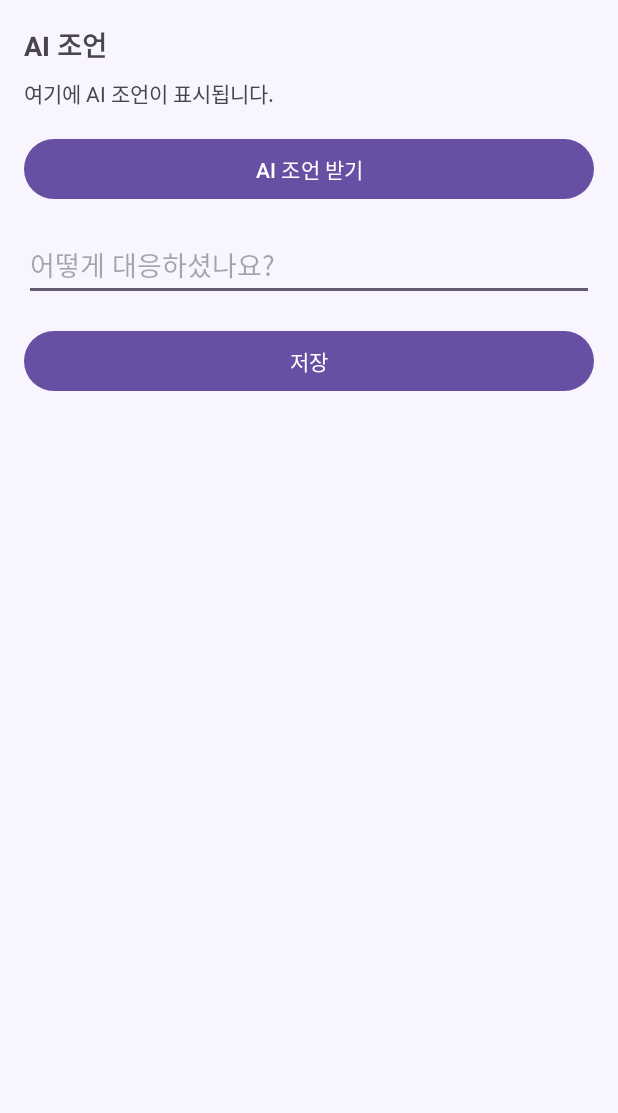
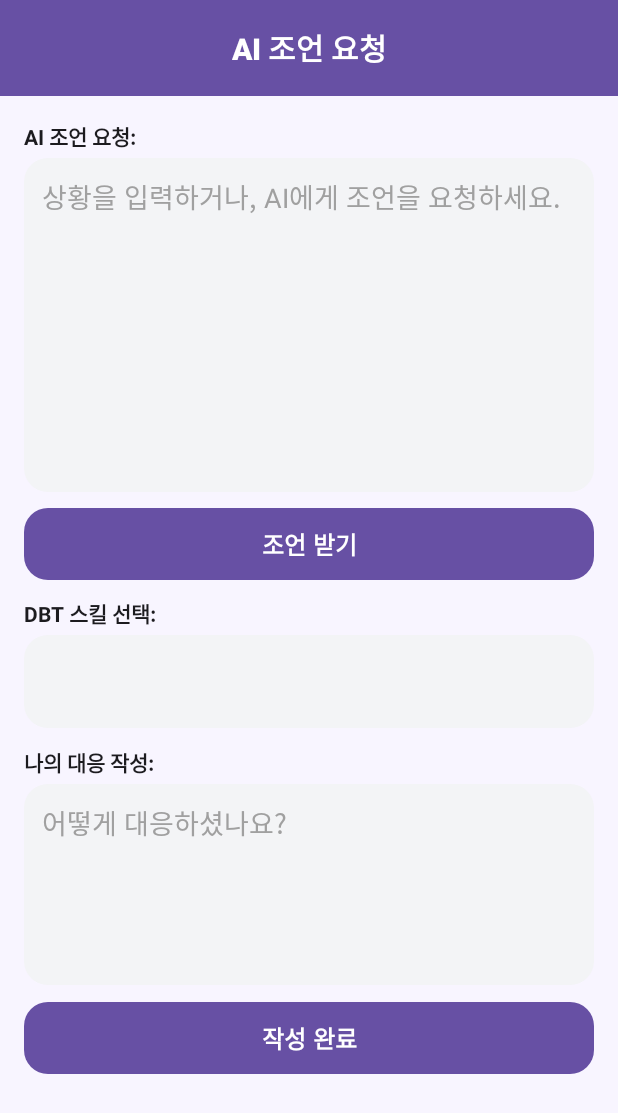
Before and after one commit to LeeSwallow/AndroidTermProject, an Android app: the AdviceActivity screen opened directly, with no data from a screen before it, on a phone screen of 412 x 824 dp. Shown: the top 1113 px of the screen. Run offline under Robolectric (Android 15) with nearby library versions, the phone set to English and light mode, and no system bars; our stand-ins replace Room's generated code; libraries missing offline, so code that uses them is left out: com.google.mlkit.common, com.google.mlkit.nl, org.tensorflow.lite; 1 statement that could not run was skipped.

Commit message:
[feat] 조언 파트 개발 완료

```diff
--- a/Android/app/src/main/res/layout/activity_advice.xml
+++ b/Android/app/src/main/res/layout/activity_advice.xml
@@ -1,44 +1,123 @@
 <?xml version="1.0" encoding="utf-8"?>
 <LinearLayout xmlns:android="http://schemas.android.com/apk/res/android"
+    xmlns:app="http://schemas.android.com/apk/res-auto"
     android:layout_width="match_parent"
     android:layout_height="match_parent"
     android:orientation="vertical"
-    android:padding="16dp">
+    android:background="@color/md_theme_light_background">
+
+    <!-- 상단 앱바 -->
+    <com.google.android.material.appbar.MaterialToolbar
+        android:id="@+id/topAppBar"
+        android:layout_width="match_parent"
+        android:layout_height="?attr/actionBarSize"
+        android:background="@color/md_theme_light_primary"
+        app:title="AI 조언 요청"
+        app:titleTextColor="@color/md_theme_light_onPrimary"
+        app:titleCentered="true"
+        app:titleTextAppearance="@style/Toolbar.TitleText"
+        android:elevation="4dp" />
+
+    <LinearLayout
+        android:layout_width="match_parent"
+        android:layout_height="0dp"
+        android:layout_weight="1"
+        android:orientation="vertical"
+        android:padding="16dp"
+        android:weightSum="7">
 
         <TextView
-        android:id="@+id/tvAdvicePrompt"
+            android:layout_width="wrap_content"
+            android:layout_height="wrap_content"
+            android:text="AI 조언 요청:"
+            android:textStyle="bold"
+            android:textColor="@color/md_theme_light_onBackground"
+            android:layout_marginBottom="4dp" />
+        <EditText
+            android:id="@+id/etAdvicePrompt"
             android:layout_width="match_parent"
-        android:layout_height="wrap_content"
-        android:text="AI 조언"
-        android:textSize="18sp"
-        android:textStyle="bold" />
+            android:layout_height="0dp"
+            android:layout_weight="2.5"
+            android:background="@drawable/bg_input_card"
+            android:hint="상황을 입력하거나, AI에게 조언을 요청하세요."
+            android:padding="12dp"
+            android:textColor="@color/input_card_text"
+            android:textColorHint="@color/input_card_hint"
+            android:gravity="top|start"
+            android:layout_marginBottom="8dp" />
 
-    <TextView
-        android:id="@+id/tvAdviceContent"
+        <LinearLayout
             android:layout_width="match_parent"
-        android:layout_height="wrap_content"
-        android:layout_marginTop="8dp"
-        android:text="로딩 중..." />
-
+            android:layout_height="0dp"
+            android:layout_weight="0.7"
+            android:gravity="center">
             <Button
                 android:id="@+id/btnGetAdvice"
                 android:layout_width="match_parent"
                 android:layout_height="wrap_content"
-        android:text="AI 조언 받기"
-        android:layout_marginTop="16dp" />
+                android:text="조언 받기"
+                android:background="@drawable/bg_main_card2"
+                android:textColor="@android:color/white"
+                android:textStyle="bold"
+                android:textSize="16sp"
+                android:elevation="2dp"
+                android:layout_marginTop="4dp"
+                android:layout_marginBottom="8dp" />
+        </LinearLayout>
 
+        <TextView
+            android:layout_width="wrap_content"
+            android:layout_height="wrap_content"
+            android:text="DBT 스킬 선택:"
+            android:textStyle="bold"
+            android:textColor="@color/md_theme_light_onBackground"
+            android:layout_marginBottom="4dp" />
+        <Spinner
+            android:id="@+id/spDbtSkill"
+            android:layout_width="match_parent"
+            android:layout_height="0dp"
+            android:layout_weight="0.7"
+            android:background="@drawable/bg_input_card"
+            android:layout_marginBottom="12dp"
+            android:padding="8dp" />
+
+        <TextView
+            android:layout_width="wrap_content"
+            android:layout_height="wrap_content"
+            android:text="나의 대응 작성:"
+            android:textStyle="bold"
+            android:textColor="@color/md_theme_light_onBackground"
+            android:layout_marginBottom="4dp" />
         <EditText
             android:id="@+id/etUserResponse"
             android:layout_width="match_parent"
-        android:layout_height="wrap_content"
+            android:layout_height="0dp"
+            android:layout_weight="1.5"
+            android:background="@drawable/bg_input_card"
             android:hint="어떻게 대응하셨나요?"
-        android:layout_marginTop="16dp" />
+            android:padding="12dp"
+            android:textColor="@color/input_card_text"
+            android:textColorHint="@color/input_card_hint"
+            android:gravity="top|start"
+            android:layout_marginBottom="8dp" />
 
+        <LinearLayout
+            android:layout_width="match_parent"
+            android:layout_height="0dp"
+            android:layout_weight="0.7"
+            android:gravity="center">
             <Button
                 android:id="@+id/btnSaveResponse"
                 android:layout_width="match_parent"
                 android:layout_height="wrap_content"
-        android:text="저장"
-        android:layout_marginTop="16dp" />
-
+                android:text="작성 완료"
+                android:background="@drawable/bg_main_card"
+                android:textColor="@android:color/white"
+                android:textStyle="bold"
+                android:textSize="16sp"
+                android:elevation="2dp"
+                android:layout_marginTop="4dp"
+                android:layout_marginBottom="8dp" />
         </LinearLayout>
+    </LinearLayout>
+</LinearLayout>
```
Lines whose indentation alone changed are shown as unchanged.
